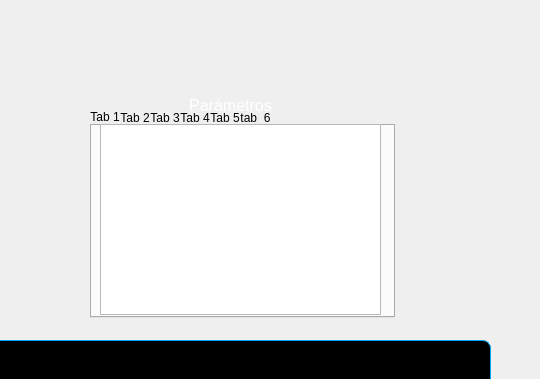
First picture: the form in asa_application/detailedwindow.ui, repository razulued/qt_application, before the edit; both pictures show x 260 to 800 and y 0 to 379 of the 800 by 600 pixel window.
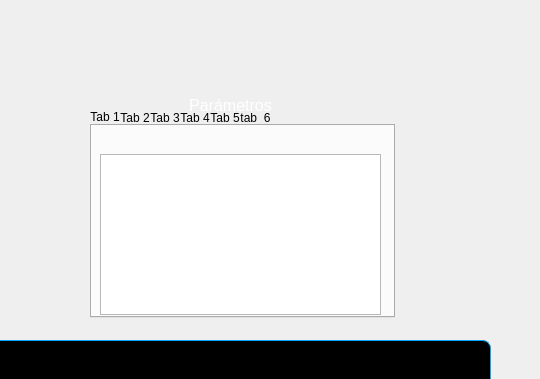
Second picture: the form after the edit. The open tabs and pages were chosen to show the change. Icons and pictures are not drawn.

```diff
--- a/asa_application/detailedwindow.ui
+++ b/asa_application/detailedwindow.ui
@@ -195,12 +195,93 @@
       <property name="geometry">
        <rect>
         <x>10</x>
-        <y>0</y>
+        <y>30</y>
         <width>281</width>
-        <height>191</height>
+        <height>161</height>
        </rect>
       </property>
      </widget>
+     <widget class="QPushButton" name="filtro_fisicos">
+      <property name="geometry">
+       <rect>
+        <x>180</x>
+        <y>0</y>
+        <width>31</width>
+        <height>31</height>
+       </rect>
+      </property>
+      <property name="focusPolicy">
+       <enum>Qt::NoFocus</enum>
+      </property>
+      <property name="styleSheet">
+       <string notr="true">#filtro_fisicos{
+background-image: url(:/iconos/screen800x600/iconos/Medidor azul.png);
+border: none;
+background-repeat: none;
+background-position: center;
+}</string>
+      </property>
+      <property name="text">
+       <string/>
+      </property>
+      <property name="checkable">
+       <bool>false</bool>
+      </property>
+     </widget>
+     <widget class="QPushButton" name="filtro_quimicos">
+      <property name="geometry">
+       <rect>
+        <x>220</x>
+        <y>0</y>
+        <width>31</width>
+        <height>31</height>
+       </rect>
+      </property>
+      <property name="focusPolicy">
+       <enum>Qt::NoFocus</enum>
+      </property>
+      <property name="styleSheet">
+       <string notr="true">#filtro_quimicos{
+background-image: url(:/iconos/screen800x600/iconos/Matraz azul.png);
+border: none;
+background-repeat: none;
+background-position: center;
+}</string>
+      </property>
+      <property name="text">
+       <string/>
+      </property>
+      <property name="checkable">
+       <bool>false</bool>
+      </property>
+     </widget>
+     <widget class="QPushButton" name="filtro_electricos">
+      <property name="geometry">
+       <rect>
+        <x>260</x>
+        <y>0</y>
+        <width>31</width>
+        <height>31</height>
+       </rect>
+      </property>
+      <property name="focusPolicy">
+       <enum>Qt::NoFocus</enum>
+      </property>
+      <property name="styleSheet">
+       <string notr="true">#filtro_electricos{
+background-image: url(:/iconos/screen800x600/iconos/Clavija azul.png);
+border: none;
+background-repeat: none;
+background-position: center;
+}</string>
+      </property>
+      <property name="text">
+       <string/>
+      </property>
+      <property name="checkable">
+       <bool>false</bool>
+      </property>
+     </widget>
     </widget>
     <widget class="QWidget" name="tab_2">
      <attribute name="title">
```
Left out of the diff: 4 changed lines with no effect on the pictures.
